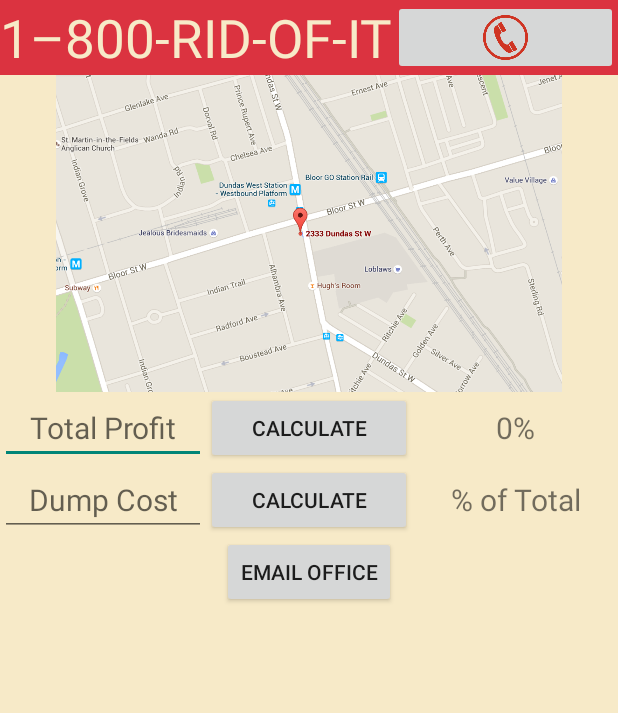
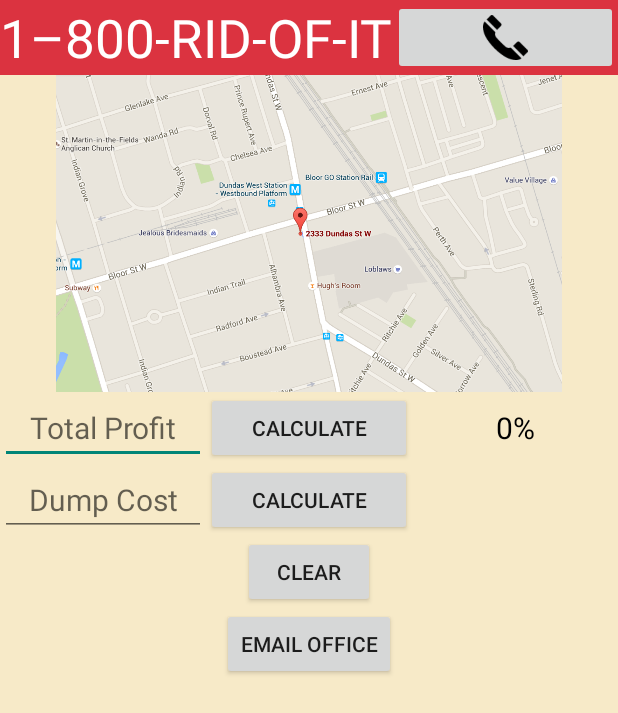
Before and after one commit to Garrison88/JunkApp, an Android app: the screen it shows after launch (TabsViewPagerFragmentActivity), after a tap on "CALCULATE", on a phone screen of 412 x 824 dp. Shown: the top 713 px of the screen. Run offline under Robolectric (Android 15) with nearby library versions, the phone set to English and light mode, and no system bars; 1 statement that could not run was skipped.

Commit message:
icons
added some icons, tweaked tabs

```diff
--- a/app/src/main/java/com/garrisonthomas/junkapp/Tab1DashFragment.java
+++ b/app/src/main/java/com/garrisonthomas/junkapp/Tab1DashFragment.java
@@ -1,5 +1,6 @@
 package com.garrisonthomas.junkapp;
 
+import android.content.Context;
 import android.content.Intent;
 import android.net.Uri;
 import android.os.Bundle;
@@ -8,6 +9,7 @@
 import android.view.LayoutInflater;
 import android.view.View;
 import android.view.ViewGroup;
+import android.view.inputmethod.InputMethodManager;
 import android.widget.Button;
 import android.widget.EditText;
 import android.widget.ImageButton;
@@ -79,6 +81,9 @@
                 String percentOf = String.valueOf(Math.round((totalEarnings / 1400) * 100));
                 percentOfGoal.setText (percentOf+"%");
 
+                final InputMethodManager imm = (InputMethodManager) getActivity().getSystemService(Context.INPUT_METHOD_SERVICE);
+                imm.hideSoftInputFromWindow(getView().getWindowToken(), 0);
+
             }
         });
 
@@ -95,6 +100,20 @@
                 String percentOfT = String.valueOf(Math.round((totalDump / totalEarnings) * 100.0));
                 percentOfTotal.setText(percentOfT+"%");
 
+                final InputMethodManager imm = (InputMethodManager) getActivity().getSystemService(Context.INPUT_METHOD_SERVICE);
+                imm.hideSoftInputFromWindow(getView().getWindowToken(), 0);
+
+            }
+        });
+
+        Button clear = (Button) v.findViewById(R.id.btn_dash_clear);
+        clear.setOnClickListener(new View.OnClickListener() {
+            @Override
+            public void onClick(View v) {
+                enterTotal.setText("");
+                enterDump.setText("");
+                percentOfGoal.setText("");
+                percentOfTotal.setText("");
             }
         });
 
--- a/app/src/main/java/com/garrisonthomas/junkapp/Tab2CalcFragment.java
+++ b/app/src/main/java/com/garrisonthomas/junkapp/Tab2CalcFragment.java
@@ -1,5 +1,7 @@
 package com.garrisonthomas.junkapp;
 
+import android.content.Intent;
+import android.net.Uri;
 import android.os.Bundle;
 import android.support.v4.app.Fragment;
 import android.view.LayoutInflater;
@@ -8,6 +10,7 @@
 import android.widget.AdapterView;
 import android.widget.ArrayAdapter;
 import android.widget.Button;
+import android.widget.ImageButton;
 import android.widget.Spinner;
 import android.widget.TextView;
 
@@ -25,6 +28,16 @@
     public View onCreateView(LayoutInflater inflater, ViewGroup container,
                              Bundle savedInstanceState) {
         final View v = inflater.inflate(R.layout.tab2_calc_layout, container, false);
+
+        ImageButton btnPhone = (ImageButton) v.findViewById(R.id.btn_phone);
+        btnPhone.setOnClickListener(new View.OnClickListener() {
+
+            public void onClick(View v) {
+                Intent i = new Intent(Intent.ACTION_CALL);
+                i.setData(Uri.parse("tel: 18007436348"));
+                startActivity(i);
+            }
+        });
 
         final ArrayList<Integer> priceArray = new ArrayList<>();
 
--- a/app/src/main/java/com/garrisonthomas/junkapp/Tab3DumpFragment.java
+++ b/app/src/main/java/com/garrisonthomas/junkapp/Tab3DumpFragment.java
@@ -97,8 +97,7 @@
                                         // continue with delete
                                     }
                                 })
-//                                <div>Icons made by <a href="http://www.flaticon.com/authors/freepik" title="Freepik">Freepik</a> from <a href="http://www.flaticon.com" title="Flaticon">www.flaticon.com</a>             is licensed by <a href="http://creativecommons.org/licenses/by/3.0/" title="Creative Commons BY 3.0">CC BY 3.0</a></div>
-                                .setIcon(R.drawable.dump_truck)
+                                .setIcon(R.drawable.info)
                                 .show();
                     }
                 });
@@ -121,7 +120,7 @@
 
                                         }
                                     })
-                                    .setIcon(android.R.drawable.ic_dialog_alert)
+                                    .setIcon(R.drawable.dump_truck)
                                     .show();
                                     weight.setText("");
 
--- a/app/src/main/res/layout/tab1_dash_layout.xml
+++ b/app/src/main/res/layout/tab1_dash_layout.xml
@@ -19,7 +19,7 @@
             android:layout_height="match_parent"
             android:id="@+id/company_name"
             android:gravity="center_vertical"
-            android:textColor="#f7eac8"
+            android:textColor="#ffffffff"
             android:textSize="35sp"
             android:text="@string/tv_company_name"
             android:layout_gravity="center_horizontal"/>
@@ -30,7 +30,7 @@
             android:adjustViewBounds="true"
             android:scaleType="fitCenter"
             android:id="@+id/btn_phone"
-            android:src="@drawable/red_phone"
+            android:src="@drawable/old_phone"
             android:layout_toRightOf="@+id/company_name"
             android:layout_toEndOf="@+id/company_name" />
 
@@ -87,9 +87,9 @@
                     android:layout_width="0dp"
                     android:layout_height="wrap_content"
                     android:textSize="20sp"
+                    android:textColor="#000000"
                     android:gravity="center_horizontal|center_vertical"
                     android:layout_gravity="center_horizontal|center_vertical"
-                    android:text="% of Goal"
                     android:id="@+id/tv_percent_of_goal"
                     android:layout_weight="1"/>
 
@@ -125,26 +125,30 @@
                     android:layout_width="0dp"
                     android:layout_height="wrap_content"
                     android:textSize="20sp"
+                    android:textColor="#000000"
                     android:gravity="center_horizontal|center_vertical"
                     android:layout_gravity="center_horizontal|center_vertical"
-                    android:text="% of Total"
                     android:id="@+id/tv_percent_of_total"
                     android:layout_weight="1"/>
 
             </LinearLayout>
 
+            <Button
+                android:layout_width="wrap_content"
+                android:layout_height="wrap_content"
+                android:text="Clear"
+                android:id="@+id/btn_dash_clear"
+                android:layout_gravity="center_horizontal" />
+
+            <Button
+                android:layout_width="wrap_content"
+                android:layout_height="wrap_content"
+                android:id="@+id/office_email"
+                android:text="Email Office"
+                android:layout_gravity="center_horizontal" />
+
         </LinearLayout>
 
     </ScrollView>
 
-    <Button
-        android:layout_width="wrap_content"
-        android:layout_height="wrap_content"
-        android:id="@+id/office_email"
-        android:text="Email Office"
-        android:layout_gravity="center_horizontal"
-        android:layout_below="@+id/scrollView"
-        android:layout_centerHorizontal="true" />
-
-
 </RelativeLayout>
--- a/app/src/main/res/layout/tab2_calculator_layout_old.xml
+++ b/app/src/main/res/layout/tab2_calculator_layout_old.xml
@@ -25,7 +25,7 @@
             android:adjustViewBounds="true"
             android:scaleType="fitCenter"
             android:id="@+id/btn_phone"
-            android:src="@drawable/red_phone"
+            android:src="@drawable/old_phone"
             android:layout_toRightOf="@+id/company_name"
             android:layout_toEndOf="@+id/company_name" />
 
--- a/app/src/main/res/layout/tab3_dumps_layout.xml
+++ b/app/src/main/res/layout/tab3_dumps_layout.xml
@@ -16,7 +16,7 @@
             android:layout_height="match_parent"
             android:id="@+id/company_name"
             android:gravity="center_vertical"
-            android:textColor="#f7eac8"
+            android:textColor="#ffffffff"
             android:textSize="35sp"
             android:text="@string/tv_company_name"
             android:layout_gravity="center_horizontal"/>
@@ -27,7 +27,7 @@
             android:adjustViewBounds="true"
             android:scaleType="fitCenter"
             android:id="@+id/btn_phone"
-            android:src="@drawable/red_phone"
+            android:src="@drawable/old_phone"
             android:layout_toRightOf="@+id/company_name"
             android:layout_toEndOf="@+id/company_name" />
 
@@ -38,7 +38,7 @@
         android:layout_height="48dp"
         android:text="Select a Dump:"
         android:textColor="#000000"
-        android:textSize="20sp"
+        android:textSize="30sp"
         android:gravity="center_horizontal|center_vertical" />
 
     <Spinner
```
Also changed, not shown: app/src/main/res/layout/tab2_calc_layout.xml (+4 -4 lines), app/src/main/res/drawable/dump_truck.png (added), app/src/main/res/drawable/info.png (added), app/src/main/res/drawable/minus_btn.png (added), app/src/main/res/drawable/old_phone.png (added), app/src/main/res/drawable/plus_btn.png (added), app/src/main/res/drawable/red_phone.png (deleted).
